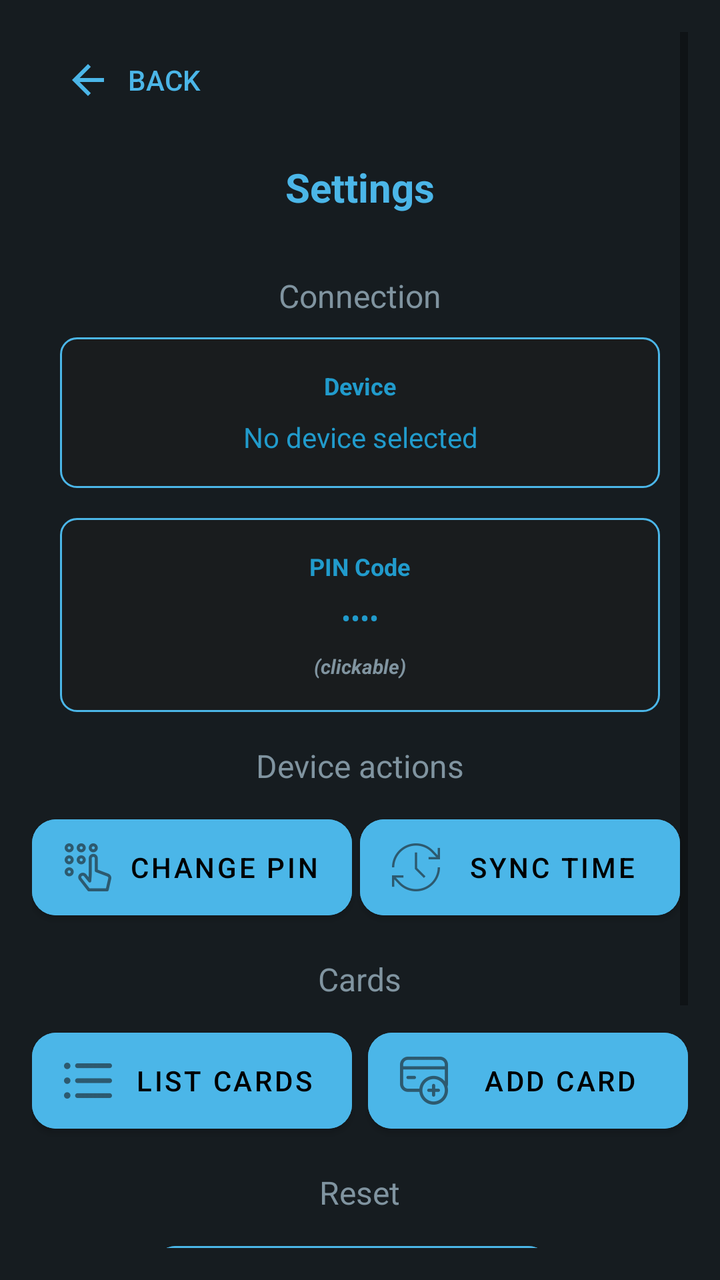
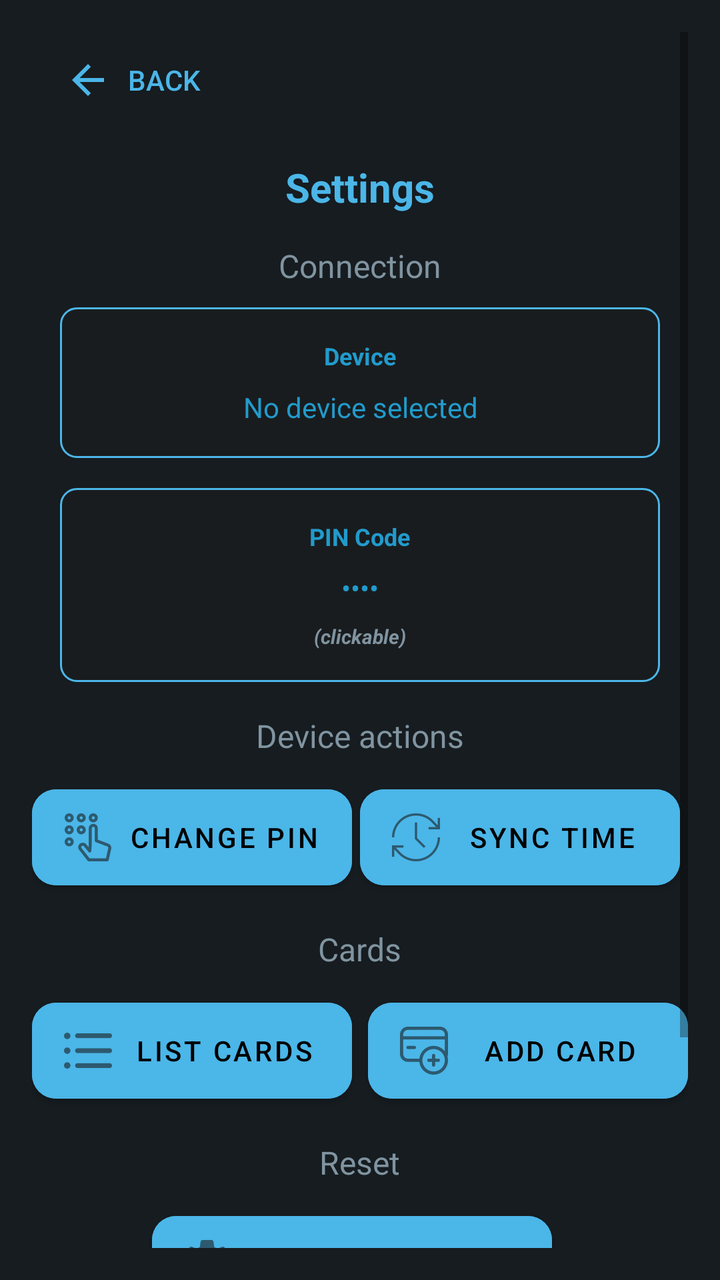

Compare the two renders of this Android layout. The source of the first and the diff that turns it into the second are given below.
<!-- AndroidManifest.xml: activity theme Theme.Nsline22 -->
<!-- res/layout/activity_settings.xml -->
<?xml version="1.0" encoding="utf-8"?>
<ScrollView xmlns:android="http://schemas.android.com/apk/res/android"
    xmlns:app="http://schemas.android.com/apk/res-auto"
    android:layout_width="match_parent"
    android:layout_height="match_parent"
    android:background="@color/background_dark"
    android:padding="16dp"
    android:fillViewport="true">

    <LinearLayout
        android:layout_width="match_parent"
        android:layout_height="wrap_content"
        android:orientation="vertical">

        
        <LinearLayout
            android:layout_width="match_parent"
            android:layout_height="wrap_content"
            android:orientation="horizontal"
            android:layout_marginBottom="16dp">

            <Button
                android:id="@+id/aboutBackButton"
                android:layout_width="wrap_content"
                android:layout_height="wrap_content"
                android:text="Back"
                android:drawableLeft="@drawable/ic_arrow_backward"
                android:textColor="?attr/colorPrimary"
                style="@style/Widget.AppCompat.Button.Borderless" />

        </LinearLayout>

        
        <LinearLayout
            android:layout_width="match_parent"
            android:layout_height="0dp"
            android:layout_weight="1"
            android:orientation="vertical"
            android:gravity="center"
            android:layout_gravity="center">

            <TextView
                android:layout_width="wrap_content"
                android:layout_height="wrap_content"
                android:text="Settings"
                android:textColor="?attr/colorPrimary"
                android:textSize="20sp"
                android:textStyle="bold"
                android:layout_marginBottom="30dp" />

            <TextView
                android:layout_width="wrap_content"
                android:layout_height="wrap_content"
                android:text="Connection"
                android:textColor="@color/material_dynamic_secondary60"
                android:textSize="16sp"
                android:layout_marginBottom="10dp" />

            
            <LinearLayout
                android:id="@+id/deviceInfoContainer"
                android:layout_width="300dp"
                android:layout_height="wrap_content"
                android:orientation="vertical"
                android:background="@drawable/output_background"
                android:padding="16dp"
                android:layout_marginBottom="15dp"
                android:gravity="center"
                android:clickable="true"
                android:focusable="true"
                android:foreground="?attr/selectableItemBackground">

                <TextView
                    android:layout_width="wrap_content"
                    android:layout_height="wrap_content"
                    android:text="Device"
                    android:textColor="@color/material_dynamic_primary60"
                    android:textSize="12sp"
                    android:textStyle="bold"
                    android:layout_marginBottom="8dp" />

                <TextView
                    android:id="@+id/deviceInfoText"
                    android:layout_width="wrap_content"
                    android:layout_height="wrap_content"
                    android:text="No device selected"
                    android:textColor="@color/material_dynamic_primary60"
                    android:textSize="14sp"
                    android:gravity="center" />

            </LinearLayout>

            
            <LinearLayout
                android:id="@+id/pinInfoContainer"
                android:layout_width="300dp"
                android:layout_height="wrap_content"
                android:orientation="vertical"
                android:background="@drawable/output_background"
                android:padding="16dp"
                android:layout_marginBottom="16dp"
                android:gravity="center"
                android:clickable="true"
                android:focusable="true"
                android:foreground="?attr/selectableItemBackground">

                <TextView
                    android:layout_width="wrap_content"
                    android:layout_height="wrap_content"
                    android:text="PIN Code"
                    android:textColor="@color/material_dynamic_primary60"
                    android:textSize="12sp"
                    android:textStyle="bold"
                    android:layout_marginBottom="8dp" />

                <TextView
                    android:id="@+id/pinInfoText"
                    android:layout_width="wrap_content"
                    android:layout_height="wrap_content"
                    android:text="••••"
                    android:textColor="@color/material_dynamic_primary60"
                    android:textSize="14sp" />

                <TextView
                    android:layout_width="wrap_content"
                    android:layout_height="wrap_content"
                    android:text="(clickable)"
                    android:textColor="@color/material_dynamic_secondary60"
                    android:textSize="10sp"
                    android:textStyle="bold|italic"
                    android:layout_marginTop="8dp" />

            </LinearLayout>

            <TextView
                android:layout_width="wrap_content"
                android:layout_height="wrap_content"
                android:text="Device actions"
                android:textColor="@color/material_dynamic_secondary60"
                android:textSize="16sp"
                android:layout_marginBottom="10dp" />

            <LinearLayout
                android:layout_width="wrap_content"
                android:layout_height="wrap_content"
                android:orientation="horizontal"
                android:layout_marginBottom="15dp">

            
            <Button
                android:id="@+id/changePinButton"
                android:layout_width="160dp"
                android:layout_height="60dp"
                android:layout_marginEnd="4dp"
                android:backgroundTint="?attr/colorPrimary"
                android:text="Change PIN"
                android:textColor="@color/black"
                app:cornerRadius="12dp"
                android:drawableLeft="@drawable/ic_pin"
                android:drawableTint="@color/material_dynamic_neutral10" />

            
            <Button
                android:id="@+id/syncTimeButton"
                android:layout_width="160dp"
                android:layout_height="60dp"
                android:layout_marginEnd="4dp"
                android:backgroundTint="?attr/colorPrimary"
                android:text="Sync Time"
                android:textColor="@color/black"
                app:cornerRadius="12dp"
                android:drawableLeft="@drawable/ic_sync"
                android:drawableTint="@color/material_dynamic_neutral10" />

            </LinearLayout>

            
            <TextView
                android:layout_width="wrap_content"
                android:layout_height="wrap_content"
                android:text="Cards"
                android:textColor="@color/material_dynamic_secondary60"
                android:textSize="16sp"
                android:layout_marginBottom="10dp" />

            
            <LinearLayout
                android:layout_width="wrap_content"
                android:layout_height="wrap_content"
                android:orientation="horizontal"
                android:layout_marginBottom="15dp">

                <Button
                    android:id="@+id/listCardsButton"
                    android:layout_width="160dp"
                    android:layout_height="60dp"
                    android:layout_marginEnd="4dp"
                    android:backgroundTint="?attr/colorPrimary"
                    android:text="List cards"
                    android:textColor="@color/black"
                    app:cornerRadius="12dp"
                    android:drawableLeft="@drawable/ls"
                    android:drawableTint="@color/material_dynamic_neutral10" />

                <Button
                    android:id="@+id/addCardButton"
                    android:layout_width="160dp"
                    android:layout_height="60dp"
                    android:layout_marginStart="4dp"
                    android:backgroundTint="?attr/colorPrimary"
                    android:text="Add card"
                    android:textColor="@color/black"
                    app:cornerRadius="12dp"
                    android:drawableLeft="@drawable/add"
                    android:drawableTint="@color/material_dynamic_neutral10" />

            </LinearLayout>

            <TextView
                android:layout_width="wrap_content"
                android:layout_height="wrap_content"
                android:text="Reset"
                android:textColor="@color/material_dynamic_secondary60"
                android:textSize="16sp"
                android:layout_marginBottom="10dp" />

            
            <Button
                android:id="@+id/factoryResetButton"
                android:layout_width="200dp"
                android:layout_height="60dp"
                android:layout_marginEnd="4dp"
                android:backgroundTint="?attr/colorPrimary"
                android:text="Reset Settings"
                android:textColor="@color/black"
                app:cornerRadius="12dp"
                android:drawableLeft="@drawable/ic_reset"
                android:layout_marginBottom="25dp"
                android:drawableTint="@color/material_dynamic_neutral10" />

            <TextView
                android:layout_width="wrap_content"
                android:layout_height="wrap_content"
                android:text="About ⓘ"
                android:textColor="@color/material_dynamic_secondary60"
                android:textSize="16sp"
                android:layout_marginBottom="10dp" />

            <TextView
                android:layout_width="wrap_content"
                android:layout_height="wrap_content"
                android:text="UniStart v4.0"
                android:textSize="12sp"
                android:textColor="@color/material_dynamic_primary60"
                android:layout_marginBottom="8dp" />

            <TextView
                android:layout_width="wrap_content"
                android:layout_height="wrap_content"
                android:text="Developed by nsline22"
                android:textSize="12sp"
                android:textColor="@color/material_dynamic_primary60"
                android:layout_marginBottom="8dp" />

            <TextView
                android:id="@+id/signlink"
                android:layout_width="wrap_content"
                android:layout_height="wrap_content"
                android:text="t.me/nsline22"
                android:autoLink="web"
                android:linksClickable="true"
                android:textColorLink="@color/material_dynamic_primary50"
                android:textSize="12sp" />

        </LinearLayout>
    </LinearLayout>
</ScrollView>
<!-- resources referenced by this layout -->
<resources>
  <color name="background_dark">@color/material_dynamic_neutral_variant10</color>
  <color name="black">#FF000000</color>
  <!-- drawable add: png bitmap (drawable-hdpi, 885 bytes) -->
  <!-- drawable ic_arrow_backward (drawable) -->
  <vector xmlns:android="http://schemas.android.com/apk/res/android"
      android:width="24dp"
      android:height="24dp"
      android:viewportWidth="24"
      android:viewportHeight="24"
      android:tint="?attr/colorPrimary">
      <path
          android:fillColor="@android:color/white"
          android:pathData="M12,20l1.41,-1.41L7.83,13H20v-2H7.83l5.58,-5.59L12,4l-8,8z"/>
  </vector>
  <!-- drawable ic_pin: png bitmap (drawable-hdpi, 944 bytes) -->
  <!-- drawable ic_reset: png bitmap (drawable-hdpi, 1024 bytes) -->
  <!-- drawable ic_sync: png bitmap (drawable-hdpi, 898 bytes) -->
  <!-- drawable ls: png bitmap (drawable-hdpi, 333 bytes) -->
  <!-- drawable output_background (drawable) -->
  <shape xmlns:android="http://schemas.android.com/apk/res/android">
      <solid android:color="@color/material_dynamic_neutral10" />
      <stroke android:width="1dp" android:color="?attr/colorPrimary" />
      <corners android:radius="8dp" />
  </shape>
  <style name="Theme.Nsline22" parent="Theme.MaterialComponents.DayNight.NoActionBar">
          <item name="android:windowBackground">@color/material_dynamic_neutral_variant10</item>
          <item name="colorPrimary">@color/material_dynamic_primary70</item>
          <item name="editTextStyle">@style/EditTextStyle</item>
          <item name="android:statusBarColor">@color/material_dynamic_neutral_variant10</item>
          <item name="android:navigationBarColor">@color/material_dynamic_neutral_variant10</item>
      </style>
  <style name="EditTextStyle" parent="Widget.MaterialComponents.TextInputLayout.OutlinedBox">
          <item name="boxStrokeColor">@color/material_dynamic_primary70</item>
          <item name="android:textColorHint">@color/material_dynamic_primary70</item>
          <item name="android:textColor">@color/white</item>
          <item name="android:paddingStart">12dp</item>
          <item name="android:paddingEnd">12dp</item>
          <item name="android:paddingTop">8dp</item>
          <item name="android:paddingBottom">8dp</item>
      </style>
  <color name="white">#FFFFFFFF</color>
</resources>

<!-- the commit's change to res/layout/activity_settings.xml (unified diff, before → after) -->
@@ -46,7 +46,7 @@
                 android:textColor="?attr/colorPrimary"
                 android:textSize="20sp"
                 android:textStyle="bold"
-                android:layout_marginBottom="30dp" />
+                android:layout_marginBottom="15dp" />
 
             <TextView
                 android:layout_width="wrap_content"
@@ -235,7 +235,7 @@
                 android:textColor="@color/black"
                 app:cornerRadius="12dp"
                 android:drawableLeft="@drawable/ic_reset"
-                android:layout_marginBottom="25dp"
+                android:layout_marginBottom="15dp"
                 android:drawableTint="@color/material_dynamic_neutral10" />
 
             <TextView
